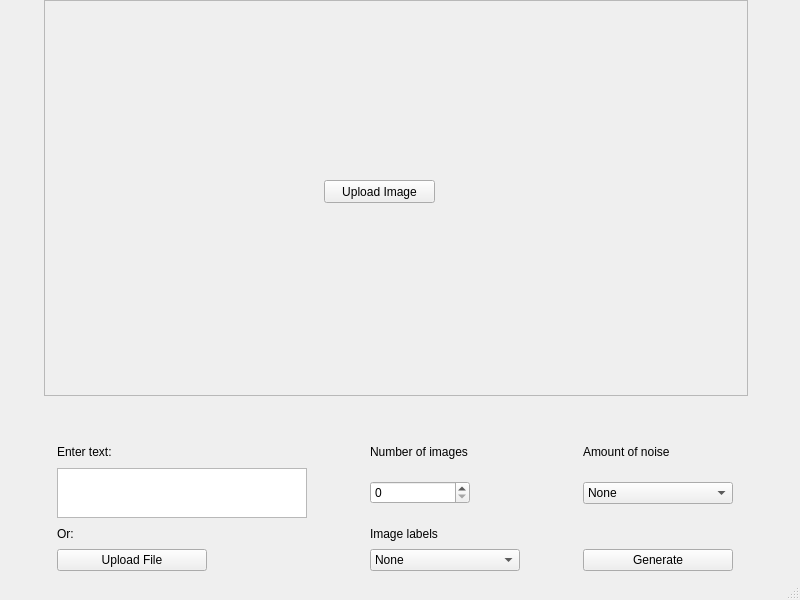
The window that StegApp/mainwindow.ui (TaylorB315/StegTool) describes before a commit, drawn with Qt 5.
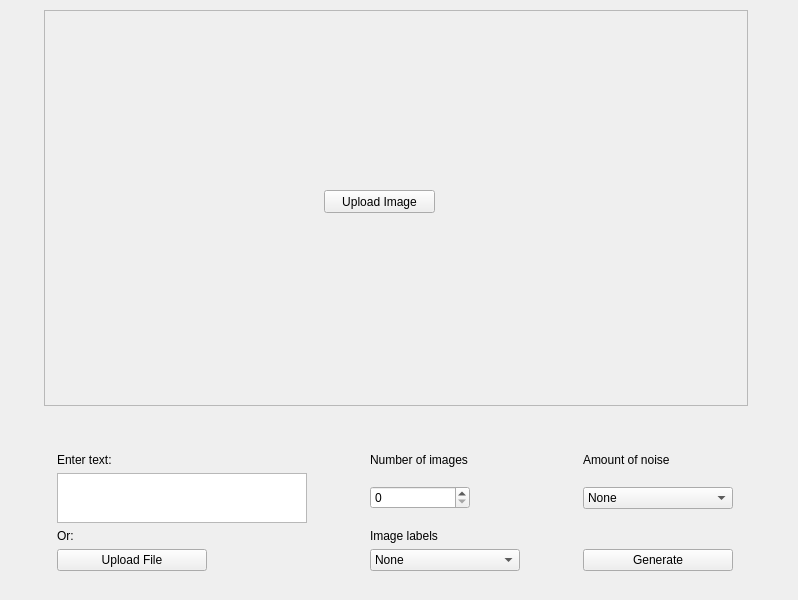
The same window after the commit.

Patch:
```diff
--- a/StegApp/mainwindow.ui
+++ b/StegApp/mainwindow.ui
@@ -6,10 +6,28 @@
    <rect>
     <x>0</x>
     <y>0</y>
-    <width>800</width>
+    <width>798</width>
     <height>600</height>
    </rect>
   </property>
+  <property name="sizePolicy">
+   <sizepolicy hsizetype="Preferred" vsizetype="Preferred">
+    <horstretch>0</horstretch>
+    <verstretch>0</verstretch>
+   </sizepolicy>
+  </property>
+  <property name="minimumSize">
+   <size>
+    <width>798</width>
+    <height>600</height>
+   </size>
+  </property>
+  <property name="maximumSize">
+   <size>
+    <width>798</width>
+    <height>600</height>
+   </size>
+  </property>
   <property name="windowTitle">
    <string>MainWindow</string>
   </property>
@@ -18,9 +36,9 @@
     <property name="geometry">
      <rect>
       <x>0</x>
-      <y>0</y>
+      <y>10</y>
       <width>791</width>
-      <height>571</height>
+      <height>561</height>
      </rect>
     </property>
     <layout class="QGridLayout" name="gridLayout_2">
@@ -215,7 +233,11 @@
     </layout>
    </widget>
   </widget>
-  <widget class="QStatusBar" name="statusbar"/>
+  <widget class="QStatusBar" name="statusbar">
+   <property name="sizeGripEnabled">
+    <bool>false</bool>
+   </property>
+  </widget>
  </widget>
  <resources/>
  <connections/>
```
